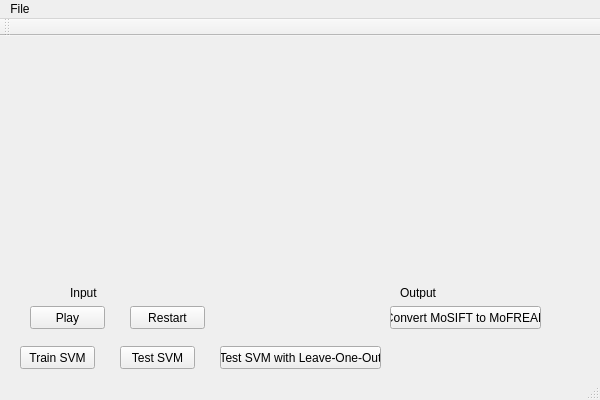
Before: the Qt Designer form ActionRecognitionProject/ActionRecognitionProject.ui in ChrisWhiten/MoFREAK, drawn with Qt 5.
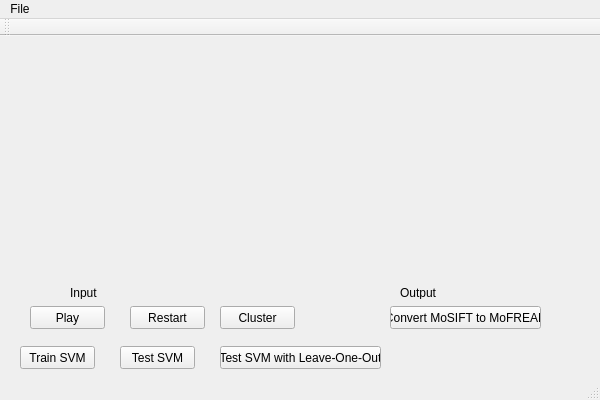
After: the same form once the commit is applied.

```diff
--- a/ActionRecognitionProject/ActionRecognitionProject.ui
+++ b/ActionRecognitionProject/ActionRecognitionProject.ui
@@ -157,6 +157,19 @@
      <string>Test SVM with Leave-One-Out</string>
     </property>
    </widget>
+   <widget class="QPushButton" name="cluster_push_button">
+    <property name="geometry">
+     <rect>
+      <x>220</x>
+      <y>270</y>
+      <width>75</width>
+      <height>23</height>
+     </rect>
+    </property>
+    <property name="text">
+     <string>Cluster</string>
+    </property>
+   </widget>
   </widget>
   <widget class="QMenuBar" name="menuBar">
    <property name="geometry">
```
Left out of the diff: 7 changed lines with no effect on the pictures.
